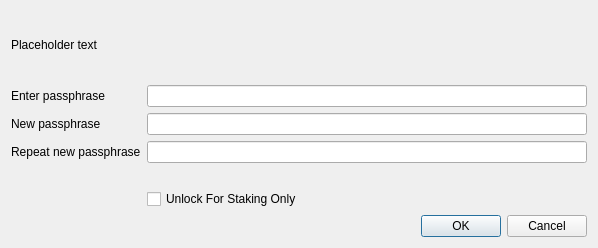
The window that src/qt/forms/askpassphrasedialog.ui (IndexChain/Index) describes before a commit, drawn with Qt 5.
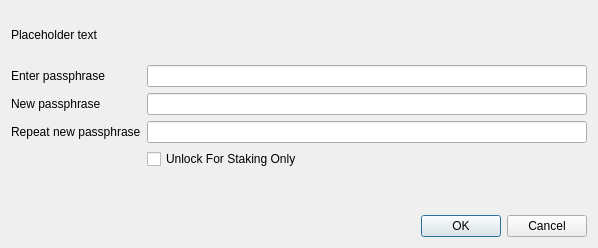
The same window after the commit.

```diff
--- a/src/qt/forms/askpassphrasedialog.ui
+++ b/src/qt/forms/askpassphrasedialog.ui
@@ -92,7 +92,7 @@
        </property>
       </widget>
      </item>
-     <item row="3" column="1">
+     <item row="4" column="1">
       <widget class="QLabel" name="capsLabel">
        <property name="font">
         <font>
@@ -108,14 +108,14 @@
        </property>
       </widget>
      </item>
-     <item row="5" column="0">
+     <item row="6" column="0">
       <widget class="QLabel" name="unlockForStakingOnlyLabel">
        <property name="text">
         <string/>
        </property>
       </widget>
      </item>
-     <item row="5" column="1">
+     <item row="3" column="1">
       <widget class="QCheckBox" name="unlockForStakingOnlyCheckBox">
        <property name="text">
         <string>Unlock For Staking Only</string>
```
